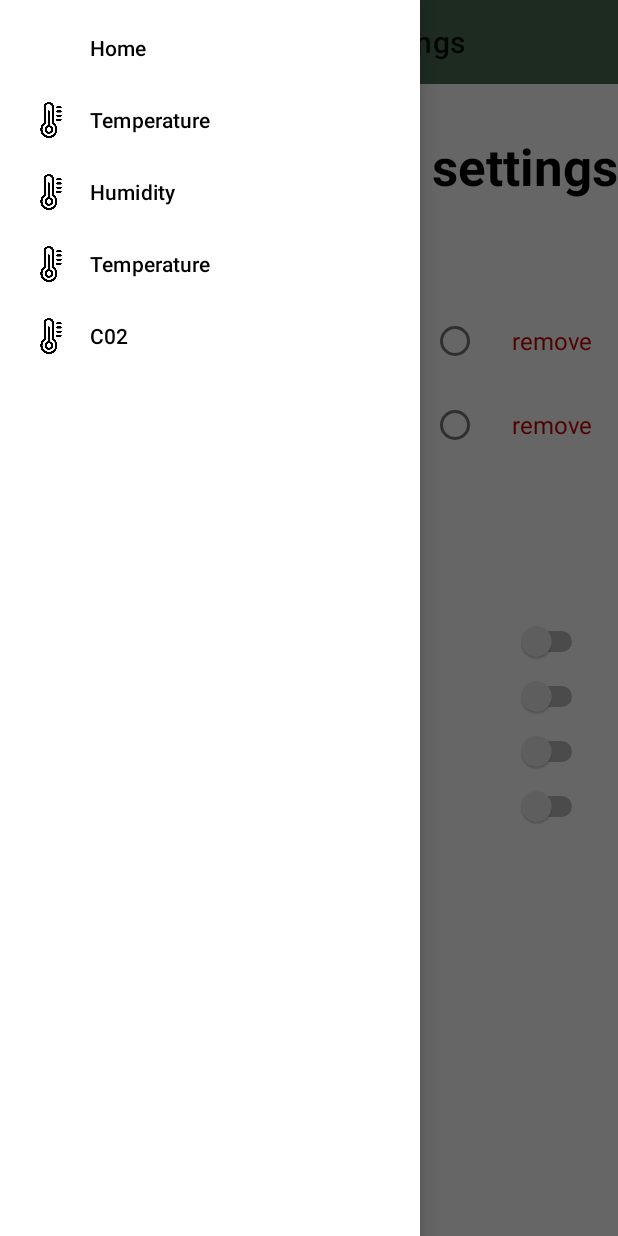
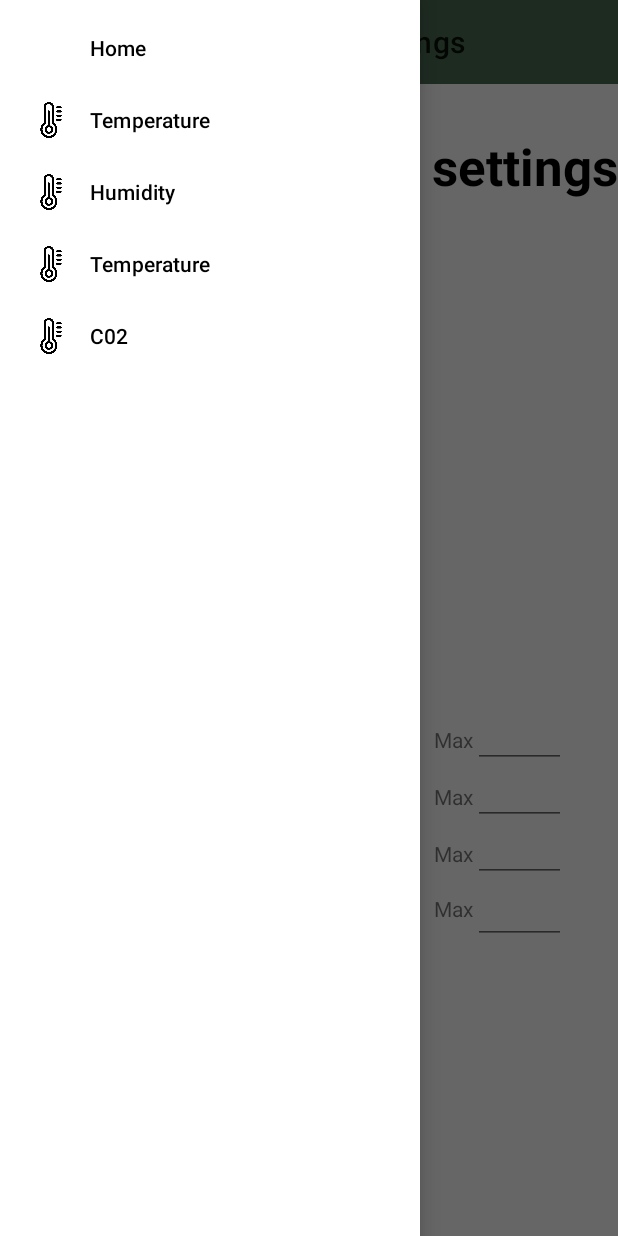
Before and after one commit to PaulBujor/SmartHome, an Android app: the DeviceSettingsFragment screen opened through its navigation route, with the side drawer open, on a phone screen of 412 x 824 dp. Run offline under Robolectric (Android 15) with nearby library versions, the phone set to English and light mode, and no system bars; our stand-ins replace navigation-ui; 1 statement that could not run was skipped.

Commit message:
device adapter, deviceItem, updated fragment

```diff
--- a/Android/app/src/main/java/com/example/myhomeapplication/View/DeviceSettingsFragment.java
+++ b/Android/app/src/main/java/com/example/myhomeapplication/View/DeviceSettingsFragment.java
@@ -3,19 +3,33 @@ package com.example.myhomeapplication.View;
 import android.os.Bundle;
 
 import androidx.fragment.app.Fragment;
+import androidx.recyclerview.widget.LinearLayoutManager;
+import androidx.recyclerview.widget.RecyclerView;
 
 import android.view.LayoutInflater;
 import android.view.View;
 import android.view.ViewGroup;
+import android.widget.Button;
+import android.widget.EditText;
 
+import com.example.myhomeapplication.Models.DeviceAdapter;
+import com.example.myhomeapplication.Models.DeviceItem;
 import com.example.myhomeapplication.R;
+
+import java.util.ArrayList;
 
 /**
  * A simple {@link Fragment} subclass.
  * Use the {@link DeviceSettingsFragment#newInstance} factory method to
  * create an instance of this fragment.
  */
-public class DeviceSettingsFragment extends Fragment {
+public class DeviceSettingsFragment extends Fragment implements DeviceAdapter.OnDeviceItemClickedListener, View.OnClickListener {
+
+    private View view;
+    private RecyclerView recyclerView;
+    private DeviceAdapter deviceAdapter;
+    private EditText tempMin, tempMax, humMin, humMax, cO2min, cO2max, soundMin, soundMax;
+    private Button addDevice, removeDevice;
 
     // TODO: Rename parameter arguments, choose names that match
     // the fragment initialization parameters, e.g. ARG_ITEM_NUMBER
@@ -60,7 +74,53 @@ public class DeviceSettingsFragment extends Fragment {
     @Override
     public View onCreateView(LayoutInflater inflater, ViewGroup container,
                              Bundle savedInstanceState) {
-        // Inflate the layout for this fragment
-        return inflater.inflate(R.layout.fragment_device_settings, container, false);
+        view = inflater.inflate(R.layout.fragment_device_settings_v2, container, false);
+        tempMin = view.findViewById(R.id.ds_temp_min);
+        tempMax = view.findViewById(R.id.ds_temp_max);
+        humMin = view.findViewById(R.id.ds_humidity_min);
+        humMax = view.findViewById(R.id.ds_humidity_max);
+        cO2min = view.findViewById(R.id.ds_co2_min);
+        cO2max = view.findViewById(R.id.ds_co2_max);
+        soundMin = view.findViewById(R.id.ds_sound_min);
+        soundMax = view.findViewById(R.id.ds_sound_max);
+        addDevice = view.findViewById(R.id.addDevice_button);
+        removeDevice = view.findViewById(R.id.removeDevice_button);
+
+        addDevice.setOnClickListener(this);
+        removeDevice.setOnClickListener(this);
+        removeDevice.setVisibility(View.GONE);
+
+        return view;
+    }
+
+    //TODO to be called in OnCreate
+    public void init() {
+        recyclerView.hasFixedSize();
+        recyclerView.setLayoutManager(new LinearLayoutManager(getContext()));
+
+        //TODO get this from repository instead
+        ArrayList<DeviceItem> deviceItems = new ArrayList<>();
+        deviceAdapter = new DeviceAdapter(deviceItems, this);
+        recyclerView.setAdapter(deviceAdapter);
+    }
+
+    @Override
+    public void onClick(View v) {
+        switch (v.getId()){
+            case R.id.addDevice_button:
+                //TODO open a smaller window to add ID or to make a editfield visible to add ID and the change the button to save
+                return;
+            case R.id.removeDevice_button:
+                //TODO delete device
+                return;
+        }
+    }
+
+    //On recyclerView item clicked listener
+    @Override
+    public void onItemClicked(String id) {
+
+        removeDevice.setVisibility(View.VISIBLE);
+        //TODO get settings from repository by device ID and set editfields to the values and maybe add a button to save changes
     }
 }
--- /dev/null
+++ b/Android/app/src/main/java/com/example/myhomeapplication/ViewModel/DeviceSettingsViewModel.java
@@ -0,0 +1,4 @@
+package com.example.myhomeapplication.ViewModel;
+
+public class DeviceSettingsViewModel {
+}
```
Also changed, not shown: Android/app/src/main/java/com/example/myhomeapplication/Models/DeviceAdapter.java (added, +68 -0 lines), Android/app/src/main/java/com/example/myhomeapplication/Models/DeviceItem.java (added, +21 -0 lines), Android/app/src/main/res/layout/device_item.xml (added, +19 -0 lines).
